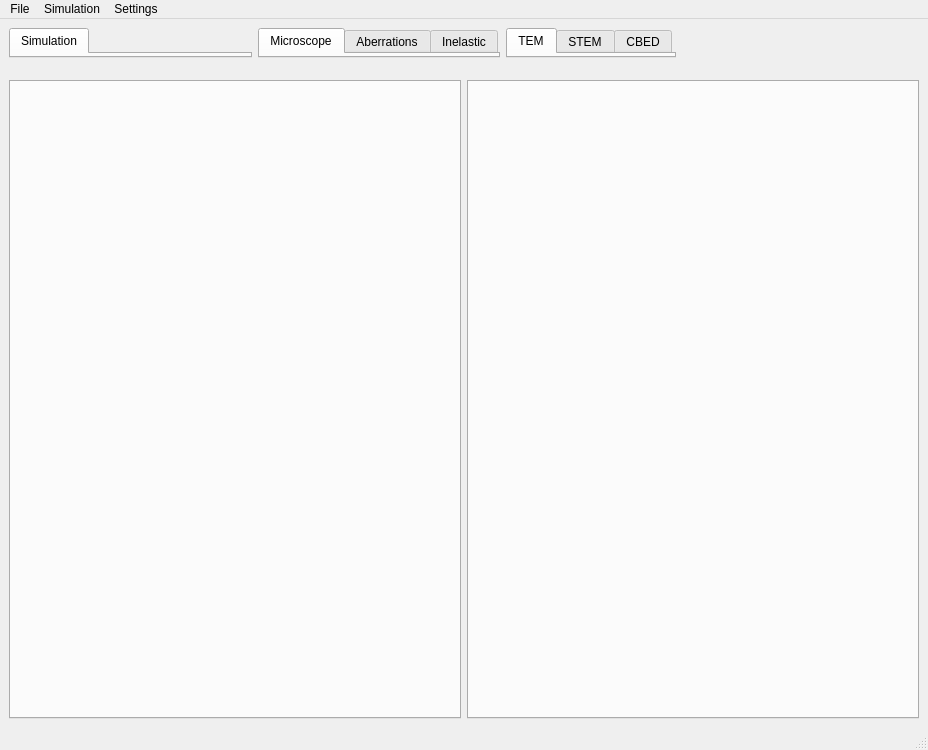
The window that src/gui/mainwindow.ui (JJPPeters/clTEM) describes before a commit, drawn with Qt 5.
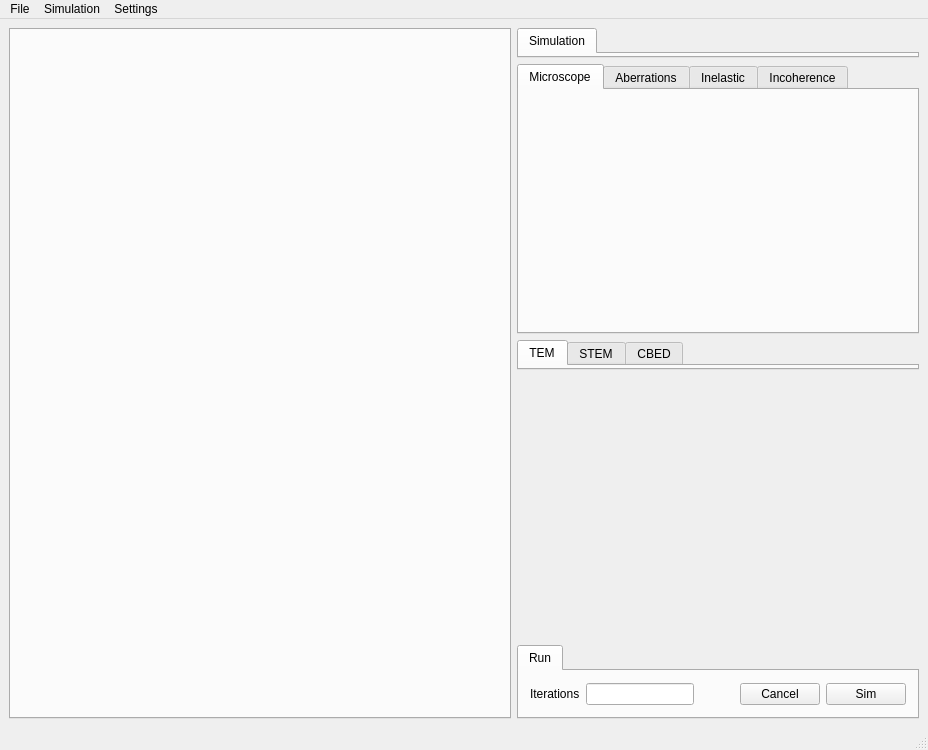
The same window after the commit. Custom widgets are drawn as their Qt base class.

```diff
--- a/src/gui/mainwindow.ui
+++ b/src/gui/mainwindow.ui
@@ -37,12 +37,12 @@
      <number>0</number>
     </property>
     <item>
-     <layout class="QVBoxLayout" name="mainLayout" stretch="0,1">
+     <layout class="QVBoxLayout" name="mainLayout" stretch="1">
       <property name="spacing">
        <number>4</number>
       </property>
       <item>
-       <layout class="QHBoxLayout" name="hTabs" stretch="0,0,0,0">
+       <layout class="QHBoxLayout" name="hPlots" stretch="1,0">
         <property name="leftMargin">
          <number>9</number>
         </property>
@@ -56,9 +56,22 @@
          <number>9</number>
         </property>
         <item>
-         <widget class="QTabWidget" name="twSim">
+         <layout class="QVBoxLayout" name="verticalLayout_2">
+          <item>
+           <widget class="QTabWidget" name="twReal">
+            <property name="currentIndex">
+             <number>-1</number>
+            </property>
+           </widget>
+          </item>
+         </layout>
+        </item>
+        <item>
+         <layout class="QVBoxLayout" name="verticalLayout">
+          <item>
+           <widget class="tabPanel" name="twSim">
           <property name="sizePolicy">
-           <sizepolicy hsizetype="MinimumExpanding" vsizetype="Expanding">
+             <sizepolicy hsizetype="Expanding" vsizetype="Fixed">
             <horstretch>0</horstretch>
             <verstretch>0</verstretch>
            </sizepolicy>
@@ -117,12 +130,17 @@
             <string>Inelastic</string>
            </attribute>
           </widget>
+            <widget class="IncoherenceFrame" name="tIncoherence">
+             <attribute name="title">
+              <string>Incoherence</string>
+             </attribute>
+            </widget>
          </widget>
         </item>
         <item>
          <widget class="QTabWidget" name="twMode">
           <property name="sizePolicy">
-           <sizepolicy hsizetype="Minimum" vsizetype="Expanding">
+             <sizepolicy hsizetype="Preferred" vsizetype="Fixed">
             <horstretch>0</horstretch>
             <verstretch>0</verstretch>
            </sizepolicy>
@@ -154,46 +172,79 @@
          </widget>
         </item>
         <item>
-         <spacer name="hs1">
+           <spacer name="verticalSpacer">
+            <property name="orientation">
+             <enum>Qt::Vertical</enum>
+            </property>
+            <property name="sizeHint" stdset="0">
+             <size>
+              <width>20</width>
+              <height>40</height>
+             </size>
+            </property>
+           </spacer>
+          </item>
+          <item>
+           <widget class="tabPanel" name="twRun">
+            <property name="sizePolicy">
+             <sizepolicy hsizetype="Expanding" vsizetype="Fixed">
+              <horstretch>0</horstretch>
+              <verstretch>0</verstretch>
+             </sizepolicy>
+            </property>
+            <property name="tabPosition">
+             <enum>QTabWidget::North</enum>
+            </property>
+            <property name="currentIndex">
+             <number>0</number>
+            </property>
+            <widget class="QWidget" name="tRun">
+             <attribute name="title">
+              <string>Run</string>
+             </attribute>
+             <layout class="QHBoxLayout" name="horizontalLayout">
+              <item>
+               <widget class="QLabel" name="label">
+                <property name="text">
+                 <string>Iterations</string>
+                </property>
+               </widget>
+              </item>
+              <item>
+               <widget class="QLineEdit" name="edtIterations"/>
+              </item>
+              <item>
+               <spacer name="horizontalSpacer">
           <property name="orientation">
            <enum>Qt::Horizontal</enum>
           </property>
-          <property name="sizeType">
-           <enum>QSizePolicy::MinimumExpanding</enum>
-          </property>
           <property name="sizeHint" stdset="0">
            <size>
-            <width>0</width>
-            <height>0</height>
+                  <width>40</width>
+                  <height>20</height>
            </size>
           </property>
          </spacer>
         </item>
-       </layout>
-      </item>
       <item>
-       <layout class="QHBoxLayout" name="hPlots">
-        <property name="leftMargin">
-         <number>9</number>
-        </property>
-        <property name="topMargin">
-         <number>9</number>
-        </property>
-        <property name="rightMargin">
-         <number>9</number>
-        </property>
-        <property name="bottomMargin">
-         <number>9</number>
-        </property>
+               <widget class="QPushButton" name="btnCancel">
+                <property name="text">
+                 <string>Cancel</string>
+                </property>
+               </widget>
+              </item>
         <item>
-         <widget class="QTabWidget" name="twReal">
-          <property name="currentIndex">
-           <number>-1</number>
+               <widget class="QPushButton" name="btnSim">
+                <property name="text">
+                 <string>Sim</string>
           </property>
          </widget>
         </item>
-        <item>
-         <widget class="QTabWidget" name="twRecip"/>
+             </layout>
+            </widget>
+           </widget>
+          </item>
+         </layout>
         </item>
        </layout>
       </item>
@@ -412,6 +463,12 @@
  </widget>
  <layoutdefault spacing="6" margin="11"/>
  <customwidgets>
+  <customwidget>
+   <class>tabPanel</class>
+   <extends>QTabWidget</extends>
+   <header>controls/tabpanel.h</header>
+   <container>1</container>
+  </customwidget>
   <customwidget>
    <class>SimulationFrame</class>
    <extends>QWidget</extends>
@@ -460,6 +517,12 @@
    <header>frames/sourceframe.h</header>
    <container>1</container>
   </customwidget>
+  <customwidget>
+   <class>IncoherenceFrame</class>
+   <extends>QWidget</extends>
+   <header>frames/incoherenceframe.h</header>
+   <container>1</container>
+  </customwidget>
  </customwidgets>
  <resources/>
  <connections/>
```
Lines whose indentation alone changed are shown as unchanged.
